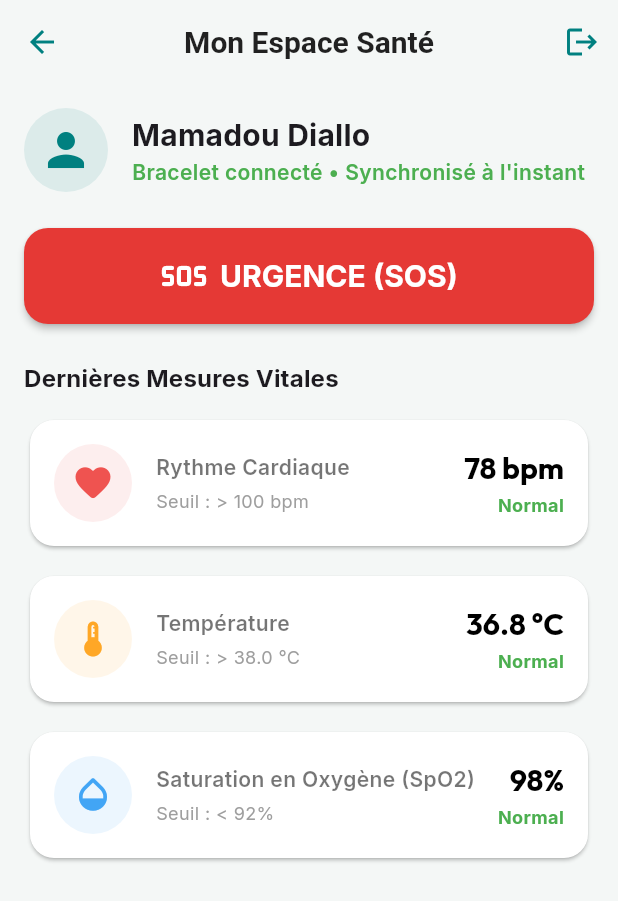
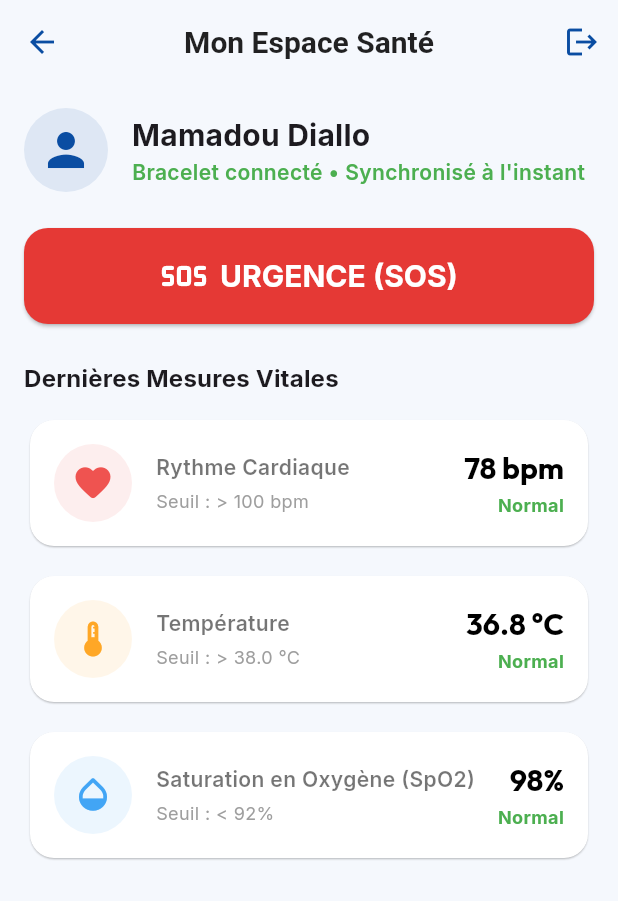
Before and after one commit to MamadouSamba70/wallan_-kip, a Flutter app: the screen it shows after launch, after a tap on "Patient", on a phone screen of 412 x 824 dp. Shown: the top 901 px of the screen. Run offline on Flutter 3.47's test engine with Material 3 defaults, Android fonts, the phone set to English and light mode, and no system bars; our stand-ins replace flutter_riverpod, go_router, google_fonts.

Commit message:
style(theme): update application palette to royal blue to match UI mockup

```diff
--- a/frontend/lib/core/theme/app_theme.dart
+++ b/frontend/lib/core/theme/app_theme.dart
@@ -4,33 +4,33 @@ import 'package:google_fonts/google_fonts.dart';
 /// Charte graphique et système de design global de l'application Wallan.
 /// Gère la palette de couleurs officielle ainsi que les thèmes clairs et sombres.
 class AppTheme {
-  // --- Palette de couleurs de la marque Wallan ---
-  static const Color primaryTeal = Color(0xFF008080); // Vert médical de signature (Teal)
-  static const Color primaryLight = Color(0xFFE6F2F2); // Couleur de fond claire accentuée
-  static const Color secondaryTeal = Color(0xFF00A8A8); // Couleur secondaire pour les surbrillances et accents
+  // --- Palette de couleurs de la marque Wallan (Inspirée du Mockup Bleu Royal) ---
+  static const Color primaryBlue = Color(0xFF0A4DA2); // Bleu royal officiel (boutons, en-têtes)
+  static const Color primaryLight = Color(0xFFEBF3FC); // Fond bleu très clair pour cartes et avatars
+  static const Color secondaryBlue = Color(0xFF1E88E5); // Bleu secondaire vibrant pour surbrillances
 
   // --- Couleurs d'état fonctionnelles ---
-  static const Color errorRed = Color(0xFFD32F2F); // Rouge pour les alertes critiques et erreurs
-  static const Color warningOrange = Color(0xFFED6C02); // Orange pour les avertissements modérés
-  static const Color successGreen = Color(0xFF2E7D32); // Vert pour les états stables et réussites
-  static const Color infoBlue = Color(0xFF0288D1); // Bleu pour les informations système
+  static const Color errorRed = Color(0xFFD32F2F); // Rouge pour les alertes critiques
+  static const Color warningOrange = Color(0xFFED6C02); // Orange pour les avertissements
+  static const Color successGreen = Color(0xFF2E7D32); // Vert pour l'état Normal
+  static const Color infoBlue = Color(0xFF0288D1); // Bleu pour les infos système
 
   // --- Couleurs d'arrière-plan ---
-  static const Color bgLight = Color(0xFFF4F7F6); // Fond d'écran global pour le mode clair
-  static const Color cardLight = Colors.white; // Fond des cartes pour le mode clair
-  static const Color bgDark = Color(0xFF0B1414); // Fond d'écran global pour le mode sombre
-  static const Color cardDark = Color(0xFF132222); // Fond des cartes pour le mode sombre
+  static const Color bgLight = Color(0xFFF5F8FD); // Fond d'écran global bleu-gris clair (Mockup)
+  static const Color cardLight = Colors.white; // Fond des cartes blanc
+  static const Color bgDark = Color(0xFF0F172A); // Fond sombre ardoise (Slate-900)
+  static const Color cardDark = Color(0xFF1E293B); // Cartes sombres ardoise (Slate-800)
 
   /// Définition complète du Thème Clair de l'application.
   static ThemeData get lightTheme {
     return ThemeData(
-      useMaterial3: true, // Utilisation de Material Design 3 pour des composants modernes.
+      useMaterial3: true, // Utilisation de Material Design 3.
       brightness: Brightness.light,
 
-      // Configuration des couleurs principales pour les widgets
+      // Configuration des couleurs principales
       colorScheme: const ColorScheme.light(
-        primary: primaryTeal,
-        secondary: secondaryTeal,
+        primary: primaryBlue,
+        secondary: secondaryBlue,
         error: errorRed,
         surface: cardLight,
       ),
@@ -39,9 +39,9 @@ class AppTheme {
       // Configuration de la barre supérieure (AppBar)
       appBarTheme: const AppBarTheme(
         backgroundColor: Colors.transparent,
-        elevation: 0, // Supprime l'ombre sous l'app bar.
-        centerTitle: true, // Titre centré horizontalement.
-        iconTheme: IconThemeData(color: primaryTeal),
+        elevation: 0,
+        centerTitle: true,
+        iconTheme: IconThemeData(color: primaryBlue),
         titleTextStyle: TextStyle(
           color: Colors.black87,
           fontSize: 20,
@@ -49,26 +49,22 @@ class AppTheme {
         ),
       ),
 
-      // Configuration de la typographie (Polices Google Fonts)
+      // Configuration de la typographie (Polices Google Fonts Outfit & Inter)
       textTheme: GoogleFonts.interTextTheme(ThemeData.light().textTheme).copyWith(
-        // Police pour les grands titres
         displayLarge: GoogleFonts.outfit(
           fontSize: 32,
           fontWeight: FontWeight.bold,
           color: Colors.black87,
         ),
-        // Police pour les titres intermédiaires
         titleLarge: GoogleFonts.outfit(
           fontSize: 20,
           fontWeight: FontWeight.bold,
           color: Colors.black87,
         ),
-        // Police pour les textes importants
         bodyLarge: GoogleFonts.inter(
           fontSize: 16,
           color: Colors.black87,
         ),
-        // Police pour les petits textes secondaires
         bodyMedium: GoogleFonts.inter(
           fontSize: 14,
           color: Colors.black54,
@@ -78,12 +74,12 @@ class AppTheme {
       // Configuration du style des boutons élevés (ElevatedButton)
       elevatedButtonTheme: ElevatedButtonThemeData(
         style: ElevatedButton.styleFrom(
-          backgroundColor: primaryTeal, // Couleur de fond
-          foregroundColor: Colors.white, // Couleur du texte
-          elevation: 2,
+          backgroundColor: primaryBlue, // Bouton bleu royal du mockup
+          foregroundColor: Colors.white,
+          elevation: 1,
           padding: const EdgeInsets.symmetric(horizontal: 24, vertical: 14),
           shape: RoundedRectangleBorder(
-            borderRadius: BorderRadius.circular(12), // Angles arrondis des boutons
+            borderRadius: BorderRadius.circular(12),
           ),
           textStyle: GoogleFonts.inter(
             fontSize: 16,
@@ -92,27 +88,23 @@ class AppTheme {
         ),
       ),
 
-      // Configuration du style des champs de texte de formulaires (TextField / TextFormField)
+      // Configuration des champs de saisie (TextField)
       inputDecorationTheme: InputDecorationTheme(
         filled: true,
         fillColor: Colors.white,
         contentPadding: const EdgeInsets.symmetric(horizontal: 16, vertical: 16),
-        // Bordure générale par défaut
         border: OutlineInputBorder(
           borderRadius: BorderRadius.circular(12),
           borderSide: BorderSide(color: Colors.grey.shade300),
         ),
-        // Bordure quand le champ est activé mais pas sélectionné
         enabledBorder: OutlineInputBorder(
           borderRadius: BorderRadius.circular(12),
           borderSide: BorderSide(color: Colors.grey.shade200),
         ),
-        // Bordure quand l'utilisateur clique sur le champ
         focusedBorder: OutlineInputBorder(
           borderRadius: BorderRadius.circular(12),
-          borderSide: const BorderSide(color: primaryTeal, width: 2),
+          borderSide: const BorderSide(color: primaryBlue, width: 2), // Liseré bleu au focus
         ),
-        // Bordure en cas d'erreur de validation
         errorBorder: OutlineInputBorder(
           borderRadius: BorderRadius.circular(12),
           borderSide: const BorderSide(color: errorRed),
@@ -123,9 +115,9 @@ class AppTheme {
       // Configuration du style des cartes (Card)
       cardTheme: CardThemeData(
         color: cardLight,
-        elevation: 1,
+        elevation: 0.5, // Ombre très douce
         shape: RoundedRectangleBorder(
-          borderRadius: BorderRadius.circular(16), // Angles arrondis des cartes
+          borderRadius: BorderRadius.circular(16),
         ),
       ),
     );
@@ -139,8 +131,8 @@ class AppTheme {
 
       // Configuration des couleurs principales adaptées au mode sombre
       colorScheme: const ColorScheme.dark(
-        primary: primaryTeal,
-        secondary: secondaryTeal,
+        primary: primaryBlue,
+        secondary: secondaryBlue,
         error: errorRed,
         surface: cardDark,
       ),
@@ -151,7 +143,7 @@ class AppTheme {
         backgroundColor: Colors.transparent,
         elevation: 0,
         centerTitle: true,
-        iconTheme: IconThemeData(color: primaryTeal),
+        iconTheme: IconThemeData(color: primaryBlue),
         titleTextStyle: TextStyle(
           color: Colors.white,
           fontSize: 20,
@@ -184,7 +176,7 @@ class AppTheme {
       // Boutons en mode sombre
       elevatedButtonTheme: ElevatedButtonThemeData(
         style: ElevatedButton.styleFrom(
-          backgroundColor: primaryTeal,
+          backgroundColor: primaryBlue,
           foregroundColor: Colors.white,
           elevation: 2,
           padding: const EdgeInsets.symmetric(horizontal: 24, vertical: 14),
@@ -213,7 +205,7 @@ class AppTheme {
         ),
         focusedBorder: OutlineInputBorder(
           borderRadius: BorderRadius.circular(12),
-          borderSide: const BorderSide(color: primaryTeal, width: 2),
+          borderSide: const BorderSide(color: primaryBlue, width: 2),
         ),
         errorBorder: OutlineInputBorder(
           borderRadius: BorderRadius.circular(12),
```
